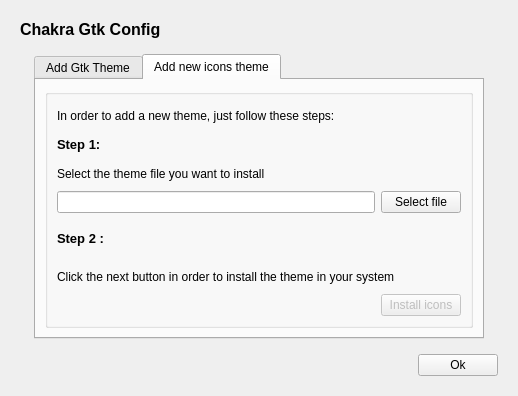
The window that src/ui/dialog_installer.ui (KDE/kde-gtk-config) describes before a commit, drawn with Qt 5.
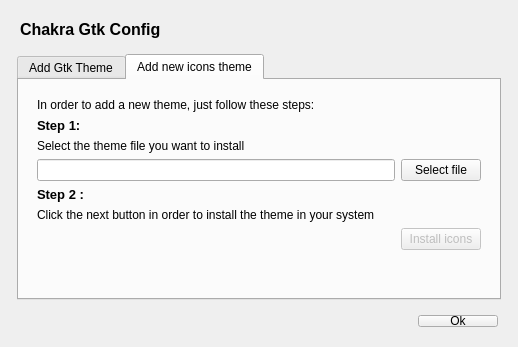
The same window after the commit. The open tabs and pages were chosen to show the change. Icons and pictures are not drawn.

Diff of the .ui file:
```diff
--- a/src/ui/dialog_installer.ui
+++ b/src/ui/dialog_installer.ui
@@ -7,7 +7,7 @@
     <x>0</x>
     <y>0</y>
     <width>518</width>
-    <height>396</height>
+    <height>332</height>
    </rect>
   </property>
   <property name="minimumSize">
@@ -63,32 +63,6 @@
      </layout>
     </widget>
    </item>
-   <item row="1" column="0">
-    <spacer name="horizontalSpacer">
-     <property name="orientation">
-      <enum>Qt::Horizontal</enum>
-     </property>
-     <property name="sizeHint" stdset="0">
-      <size>
-       <width>40</width>
-       <height>20</height>
-      </size>
-     </property>
-    </spacer>
-   </item>
-   <item row="1" column="2">
-    <spacer name="horizontalSpacer_2">
-     <property name="orientation">
-      <enum>Qt::Horizontal</enum>
-     </property>
-     <property name="sizeHint" stdset="0">
-      <size>
-       <width>40</width>
-       <height>20</height>
-      </size>
-     </property>
-    </spacer>
-   </item>
    <item row="1" column="1">
     <widget class="QTabWidget" name="tabs">
      <property name="minimumSize">
@@ -124,10 +98,7 @@
       </attribute>
       <layout class="QGridLayout" name="gridLayout_3">
        <item row="0" column="0">
-        <widget class="QGroupBox" name="groupBox">
-         <property name="title">
-          <string/>
-         </property>
+        <widget class="QWidget" name="widget" native="true">
          <layout class="QGridLayout" name="gridLayout_5">
           <item row="0" column="0" colspan="2">
            <widget class="QLabel" name="lb_theme">
@@ -247,10 +218,22 @@
       </attribute>
       <layout class="QVBoxLayout" name="verticalLayout">
        <item>
-        <widget class="QGroupBox" name="groupBox_2">
+        <widget class="QWidget" name="widget_2" native="true">
+         <property name="sizePolicy">
+          <sizepolicy hsizetype="Preferred" vsizetype="Preferred">
+           <horstretch>0</horstretch>
+           <verstretch>0</verstretch>
+          </sizepolicy>
+         </property>
          <layout class="QGridLayout" name="gridLayout_4">
           <item row="0" column="0" colspan="2">
            <widget class="QLabel" name="lb_icon">
+            <property name="sizePolicy">
+             <sizepolicy hsizetype="Preferred" vsizetype="Fixed">
+              <horstretch>0</horstretch>
+              <verstretch>0</verstretch>
+             </sizepolicy>
+            </property>
             <property name="text">
              <string>In order to add a new theme, just follow these steps:</string>
             </property>
@@ -261,6 +244,12 @@
           </item>
           <item row="1" column="0">
            <widget class="QLabel" name="label_5">
+            <property name="sizePolicy">
+             <sizepolicy hsizetype="Preferred" vsizetype="Fixed">
+              <horstretch>0</horstretch>
+              <verstretch>0</verstretch>
+             </sizepolicy>
+            </property>
             <property name="text">
              <string>&lt;!DOCTYPE HTML PUBLIC &quot;-//W3C//DTD HTML 4.0//EN&quot; &quot;http://www.w3.org/TR/REC-html40/strict.dtd&quot;&gt;
 &lt;html&gt;&lt;head&gt;&lt;meta name=&quot;qrichtext&quot; content=&quot;1&quot; /&gt;&lt;style type=&quot;text/css&quot;&gt;
@@ -272,6 +261,12 @@
           </item>
           <item row="2" column="0" colspan="2">
            <widget class="QLabel" name="label_7">
+            <property name="sizePolicy">
+             <sizepolicy hsizetype="Preferred" vsizetype="Fixed">
+              <horstretch>0</horstretch>
+              <verstretch>0</verstretch>
+             </sizepolicy>
+            </property>
             <property name="text">
              <string>Select the theme file you want to install</string>
             </property>
@@ -295,6 +290,12 @@
           </item>
           <item row="5" column="0">
            <widget class="QLabel" name="label_6">
+            <property name="sizePolicy">
+             <sizepolicy hsizetype="Preferred" vsizetype="Fixed">
+              <horstretch>0</horstretch>
+              <verstretch>0</verstretch>
+             </sizepolicy>
+            </property>
             <property name="text">
              <string>&lt;!DOCTYPE HTML PUBLIC &quot;-//W3C//DTD HTML 4.0//EN&quot; &quot;http://www.w3.org/TR/REC-html40/strict.dtd&quot;&gt;
 &lt;html&gt;&lt;head&gt;&lt;meta name=&quot;qrichtext&quot; content=&quot;1&quot; /&gt;&lt;style type=&quot;text/css&quot;&gt;
@@ -329,6 +330,12 @@
           </item>
           <item row="6" column="0" colspan="2">
            <widget class="QLabel" name="label_8">
+            <property name="sizePolicy">
+             <sizepolicy hsizetype="Preferred" vsizetype="Fixed">
+              <horstretch>0</horstretch>
+              <verstretch>0</verstretch>
+             </sizepolicy>
+            </property>
             <property name="text">
              <string>Click the next button in order to install the theme in your system</string>
             </property>
@@ -336,42 +343,43 @@
           </item>
           <item row="5" column="1">
            <widget class="QLabel" name="lb_icon_notice">
-            <property name="minimumSize">
-             <size>
-              <width>0</width>
-              <height>40</height>
-             </size>
-            </property>
-            <property name="maximumSize">
-             <size>
-              <width>16777215</width>
-              <height>48</height>
-             </size>
-            </property>
             <property name="text">
              <string/>
             </property>
-            <property name="alignment">
-             <set>Qt::AlignRight|Qt::AlignTrailing|Qt::AlignVCenter</set>
-            </property>
-            <property name="wordWrap">
-             <bool>true</bool>
-            </property>
            </widget>
           </item>
          </layout>
         </widget>
        </item>
+       <item>
+        <spacer name="verticalSpacer_2">
+         <property name="orientation">
+          <enum>Qt::Vertical</enum>
+         </property>
+         <property name="sizeHint" stdset="0">
+          <size>
+           <width>20</width>
+           <height>40</height>
+          </size>
+         </property>
+        </spacer>
+       </item>
       </layout>
      </widget>
     </widget>
    </item>
    <item row="2" column="0" colspan="3">
     <widget class="QWidget" name="widget" native="true">
+     <property name="sizePolicy">
+      <sizepolicy hsizetype="Preferred" vsizetype="Fixed">
+       <horstretch>0</horstretch>
+       <verstretch>0</verstretch>
+      </sizepolicy>
+     </property>
      <property name="minimumSize">
       <size>
        <width>0</width>
-       <height>20</height>
+       <height>30</height>
       </size>
      </property>
      <layout class="QHBoxLayout" name="horizontalLayout_2">
```
Left out of the diff: 171 changed lines with no effect on the pictures.
